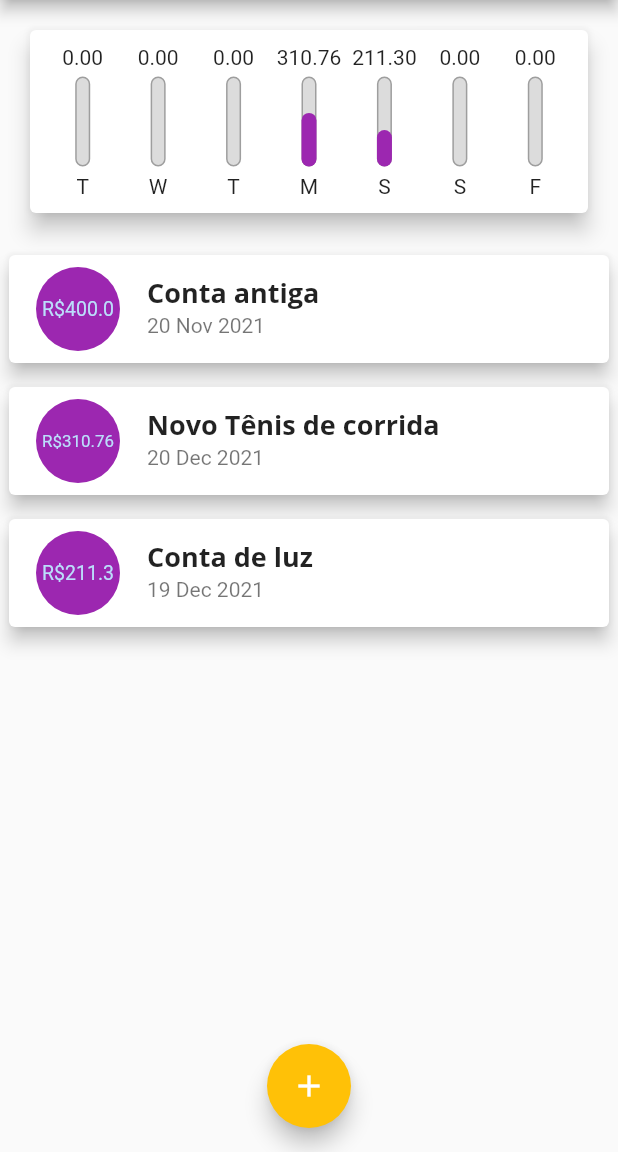
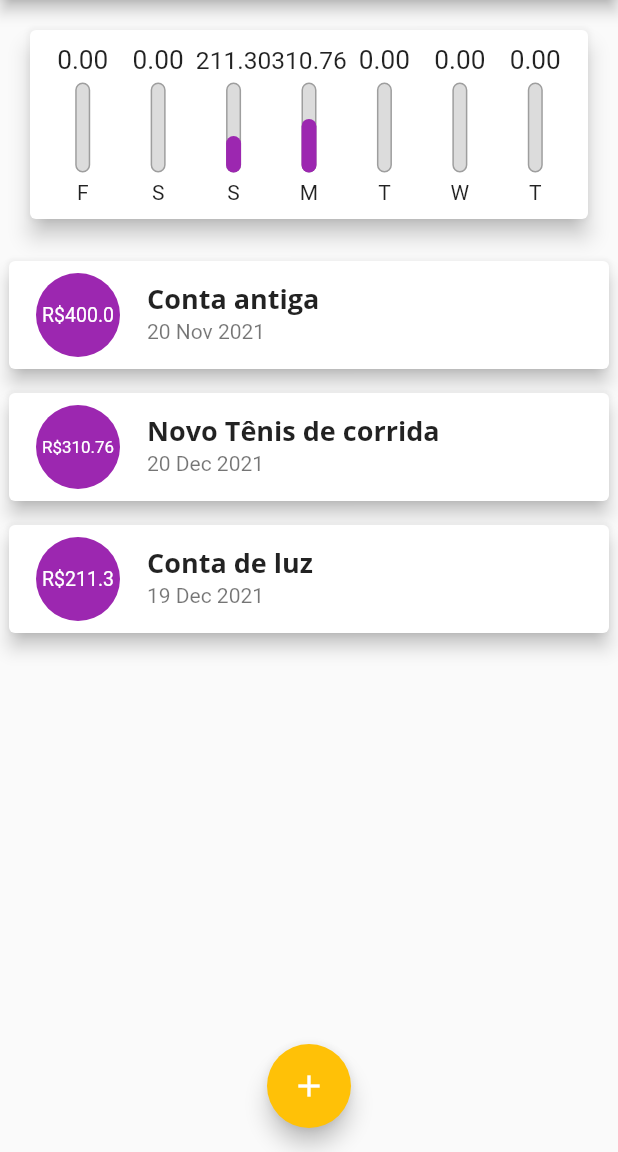
Before and after one commit to uZimbra/Despesas-Pessoais-Flutter, a Flutter app: the screen it shows after launch, on a phone screen of 412 x 824 dp, the part 84-1236 px from its top. Run offline on Flutter 3.47's test engine with Material 2 defaults, Android fonts, the phone set to English and light mode, and no system bars; our stand-ins replace google_fonts.

Commit message:
chore: Melhorando Chart Widget

```diff
--- a/lib/components/chart-bar.widget.dart
+++ b/lib/components/chart-bar.widget.dart
@@ -17,8 +17,11 @@ class ChartBarWidget extends StatelessWidget {
   Widget build(BuildContext context) {
     return Column(
       children: [
-        FittedBox(
-          child: Text(value.toStringAsFixed(2)),
+        SizedBox(
+          height: 20,
+          child: FittedBox(
+            child: Text(value.toStringAsFixed(2)),
+          ),
         ),
         const SizedBox(height: 5),
         SizedBox(
--- a/lib/components/chart.widget.dart
+++ b/lib/components/chart.widget.dart
@@ -31,7 +31,7 @@ class ChartWidget extends StatelessWidget {
         'day': DateFormat.E().format(weekDay)[0],
         'value': totalSum,
       };
-    });
+    }).reversed.toList();
   }
 
   double get _weekTotalValue => groupedTransactions.fold(
--- a/lib/components/transaction_list.widget.dart
+++ b/lib/components/transaction_list.widget.dart
@@ -56,7 +56,12 @@ class TransactionList extends StatelessWidget {
                       child: Padding(
                         padding: const EdgeInsets.all(6),
                         child: FittedBox(
-                          child: Text('R\$${item.value}'),
+                          child: Text(
+                            'R\$${item.value}',
+                            style: const TextStyle(
+                              color: Colors.white,
+                            ),
+                          ),
                         ),
                       ),
                     ),
```
